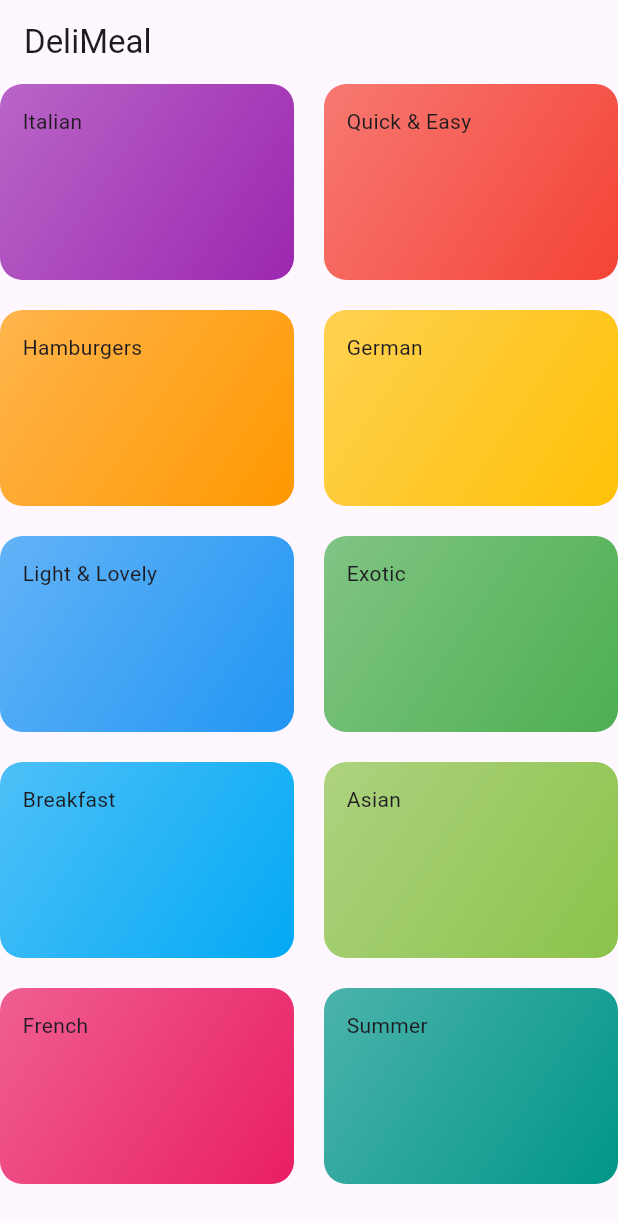
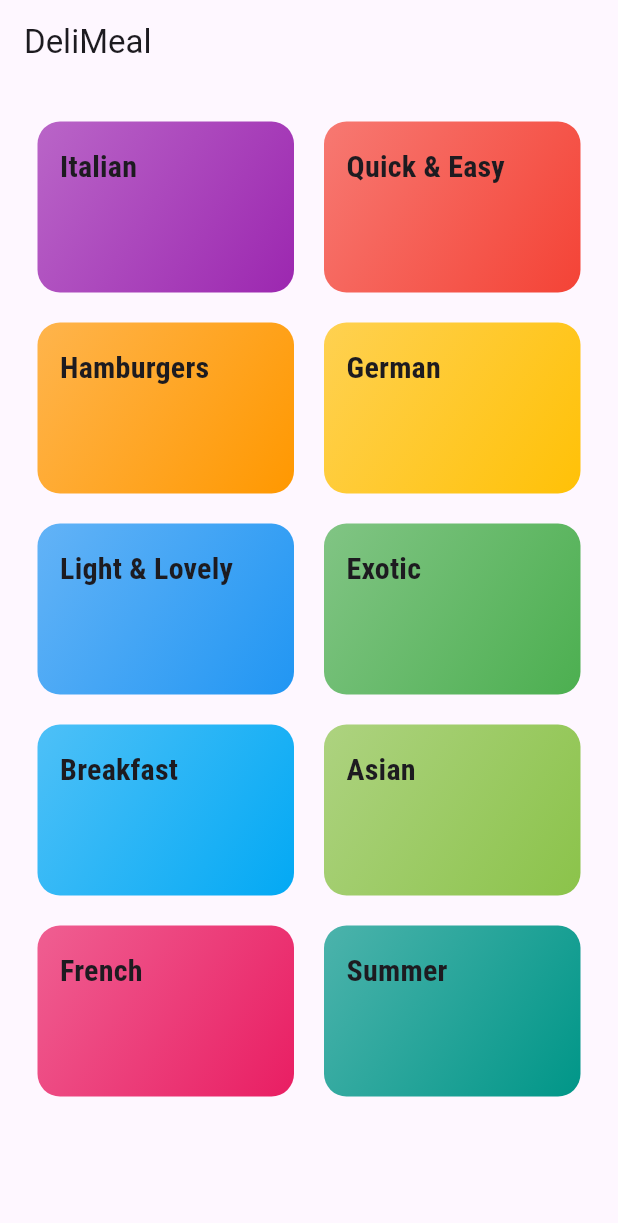
Before and after one commit to Yahya-hossaini/Deli-Meal, a Flutter app: the screen it shows after launch, on a phone screen of 412 x 824 dp. Shown: the top 1223 px of the screen. Run offline on Flutter 3.47's test engine with Material 3 defaults, Android fonts, the phone set to English and light mode, and no system bars.

Commit message:
Setting up the fonts!

```diff
--- a/lib/categories_screen.dart
+++ b/lib/categories_screen.dart
@@ -10,6 +10,7 @@ class CategoriesScreen extends StatelessWidget {
     return Scaffold(
       appBar: AppBar(title: const Text('DeliMeal'),),
       body: GridView(
+        padding: EdgeInsets.all(25),
         gridDelegate: const SliverGridDelegateWithMaxCrossAxisExtent(
           maxCrossAxisExtent: 200,
           childAspectRatio: 3 / 2,
--- a/lib/category_item.dart
+++ b/lib/category_item.dart
@@ -25,7 +25,7 @@ class CategoryItem extends StatelessWidget {
         ),
         borderRadius: BorderRadius.circular(15),
       ),
-      child: Text(title),
+      child: Text(title, style: Theme.of(context).textTheme.titleMedium,),
     );
   }
 }
--- a/lib/main.dart
+++ b/lib/main.dart
@@ -9,7 +9,22 @@ class MyApp extends StatelessWidget {
     return MaterialApp(
       title: 'DeliMeals',
       theme: ThemeData(
-        primarySwatch: Colors.blue,
+        primarySwatch: Colors.pink,
+        canvasColor: const Color.fromRGBO(255, 254, 229, 1),
+        fontFamily: 'Raleway',
+        textTheme: ThemeData.light().textTheme.copyWith(
+          bodyMedium: const TextStyle(
+            color: Color.fromRGBO(20, 51, 51, 1),
+          ),
+          bodyLarge: const TextStyle(
+            color: Color.fromRGBO(20, 51, 51, 1),
+          ),
+          titleMedium: const TextStyle(
+            fontSize: 20,
+            fontFamily: 'RobotoCondensed',
+            fontWeight: FontWeight.bold,
+          ),
+        ),
       ),
       home: const CategoriesScreen(),
     );
```
Also changed, not shown: pubspec.yaml (+17 -6 lines), assets/fonts/Raleway-Black.ttf (added), assets/fonts/Raleway-Bold.ttf (added), assets/fonts/Raleway-Regular.ttf (added), assets/fonts/RobotoCondensed-Bold.ttf (added), assets/fonts/RobotoCondensed-Italic.ttf (added), assets/fonts/RobotoCondensed-Light.ttf (added), assets/fonts/RobotoCondensed-Regular.ttf (added).
